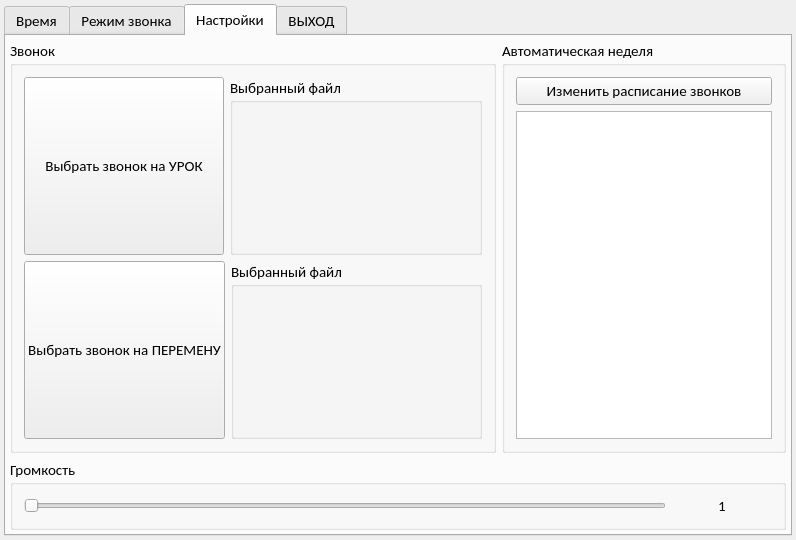
DigitalSamuraiDTM/ElectronicBell, file mainwindow.ui: the form before one commit.
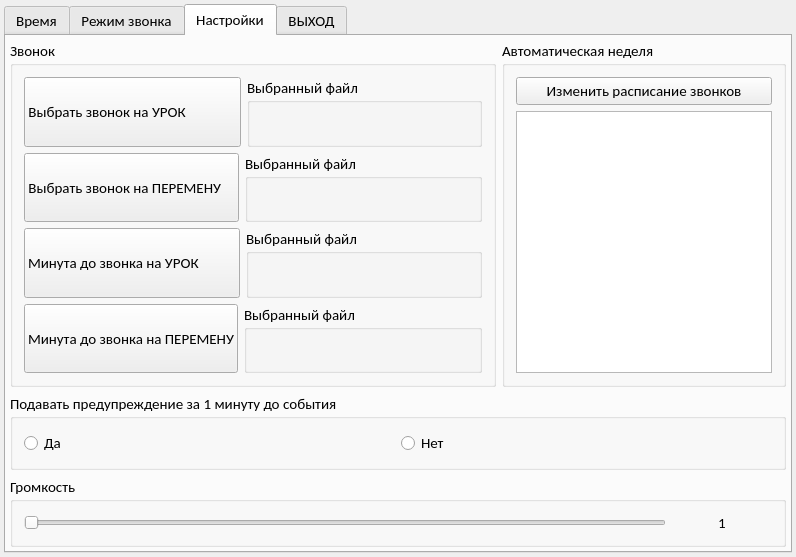
The form after the commit.

Commit message: интерфейс

What changed in the file:
```diff
--- a/mainwindow.ui
+++ b/mainwindow.ui
@@ -335,7 +335,7 @@
          <number>4</number>
         </property>
         <item row="0" column="0">
-         <layout class="QGridLayout" name="gridLayout_6" columnstretch="1,0" rowminimumheight="0,0" columnminimumwidth="0,0">
+         <layout class="QGridLayout" name="gridLayout_6" columnstretch="1,0" rowminimumheight="0,0,0" columnminimumwidth="0,0">
           <item row="0" column="0">
            <widget class="QGroupBox" name="groupBox_2">
             <property name="title">
@@ -348,18 +348,18 @@
                 <widget class="QPushButton" name="select_audio">
                  <property name="sizePolicy">
                   <sizepolicy hsizetype="Fixed" vsizetype="Preferred">
-                   <horstretch>0</horstretch>
+                   <horstretch>100</horstretch>
                    <verstretch>0</verstretch>
                   </sizepolicy>
                  </property>
                  <property name="minimumSize">
                   <size>
-                   <width>200</width>
+                   <width>100</width>
                    <height>0</height>
                   </size>
                  </property>
                  <property name="text">
-                  <string>Выбрать звонок на УРОК</string>
+                  <string>Выбрать звонок на УРОК               </string>
                  </property>
                 </widget>
                </item>
@@ -401,7 +401,7 @@
                   </size>
                  </property>
                  <property name="text">
-                  <string>Выбрать звонок на ПЕРЕМЕНУ</string>
+                  <string>Выбрать звонок на ПЕРЕМЕНУ    </string>
                  </property>
                 </widget>
                </item>
@@ -426,46 +426,82 @@
                </item>
               </layout>
              </item>
-            </layout>
-           </widget>
-          </item>
-          <item row="0" column="1">
-           <widget class="QGroupBox" name="groupBox_10">
-            <property name="title">
-             <string>Автоматическая неделя</string>
-            </property>
-            <layout class="QGridLayout" name="gridLayout_14">
-             <item row="0" column="0">
-              <layout class="QGridLayout" name="gridLayout_13">
-               <item row="1" column="0" colspan="2">
-                <widget class="QTableView" name="view_autoWeek">
-                 <attribute name="horizontalHeaderVisible">
-                  <bool>false</bool>
-                 </attribute>
-                 <attribute name="horizontalHeaderStretchLastSection">
-                  <bool>false</bool>
-                 </attribute>
-                 <attribute name="verticalHeaderVisible">
-                  <bool>false</bool>
-                 </attribute>
-                 <attribute name="verticalHeaderStretchLastSection">
-                  <bool>false</bool>
-                 </attribute>
+             <item>
+              <layout class="QHBoxLayout" name="horizontalLayout_6">
+               <item>
+                <widget class="QPushButton" name="selected_route_1minLess">
+                 <property name="sizePolicy">
+                  <sizepolicy hsizetype="Fixed" vsizetype="Preferred">
+                   <horstretch>100</horstretch>
+                   <verstretch>0</verstretch>
+                  </sizepolicy>
+                 </property>
+                 <property name="minimumSize">
+                  <size>
+                   <width>100</width>
+                   <height>0</height>
+                  </size>
+                 </property>
+                 <property name="text">
+                  <string>Минута до звонка на УРОК           </string>
+                 </property>
                 </widget>
                </item>
-               <item row="0" column="0" colspan="2">
-                <widget class="QPushButton" name="change_bell_in_autoWeek">
+               <item>
+                <widget class="QGroupBox" name="groupBox_8">
+                 <property name="title">
+                  <string>Выбранный файл</string>
+                 </property>
+                 <layout class="QGridLayout" name="gridLayout_16">
+                  <item row="0" column="0">
+                   <widget class="QLabel" name="route_1min_fromLes">
+                    <property name="text">
+                     <string/>
+                    </property>
+                   </widget>
+                  </item>
+                 </layout>
+                </widget>
+               </item>
+              </layout>
+             </item>
+             <item>
+              <layout class="QHBoxLayout" name="horizontalLayout_7">
+               <item>
+                <widget class="QPushButton" name="selected_route_1minDel">
+                 <property name="sizePolicy">
+                  <sizepolicy hsizetype="Fixed" vsizetype="Preferred">
+                   <horstretch>100</horstretch>
+                   <verstretch>0</verstretch>
+                  </sizepolicy>
+                 </property>
                  <property name="text">
-                  <string>Изменить расписание звонков</string>
+                  <string>Минута до звонка на ПЕРЕМЕНУ</string>
                  </property>
                 </widget>
                </item>
+               <item>
+                <widget class="QGroupBox" name="groupBox_11">
+                 <property name="title">
+                  <string>Выбранный файл</string>
+                 </property>
+                 <layout class="QGridLayout" name="gridLayout_17">
+                  <item row="0" column="0">
+                   <widget class="QLabel" name="route_route_on_1min_fromDelay">
+                    <property name="text">
+                     <string/>
+                    </property>
+                   </widget>
+                  </item>
+                 </layout>
+                </widget>
+               </item>
               </layout>
              </item>
             </layout>
            </widget>
           </item>
-          <item row="1" column="0" colspan="2">
+          <item row="2" column="0" colspan="2">
            <widget class="QGroupBox" name="groupBox_5">
             <property name="title">
              <string>Громкость</string>
@@ -506,6 +542,65 @@
             </layout>
            </widget>
           </item>
+          <item row="0" column="1">
+           <widget class="QGroupBox" name="groupBox_10">
+            <property name="title">
+             <string>Автоматическая неделя</string>
+            </property>
+            <layout class="QGridLayout" name="gridLayout_14">
+             <item row="0" column="0">
+              <layout class="QGridLayout" name="gridLayout_13">
+               <item row="0" column="0" colspan="2">
+                <widget class="QPushButton" name="change_bell_in_autoWeek">
+                 <property name="text">
+                  <string>Изменить расписание звонков</string>
+                 </property>
+                </widget>
+               </item>
+               <item row="1" column="0" colspan="2">
+                <widget class="QTableView" name="view_autoWeek">
+                 <attribute name="horizontalHeaderVisible">
+                  <bool>false</bool>
+                 </attribute>
+                 <attribute name="horizontalHeaderStretchLastSection">
+                  <bool>false</bool>
+                 </attribute>
+                 <attribute name="verticalHeaderVisible">
+                  <bool>false</bool>
+                 </attribute>
+                 <attribute name="verticalHeaderStretchLastSection">
+                  <bool>false</bool>
+                 </attribute>
+                </widget>
+               </item>
+              </layout>
+             </item>
+            </layout>
+           </widget>
+          </item>
+          <item row="1" column="0" colspan="2">
+           <widget class="QGroupBox" name="groupBox_12">
+            <property name="title">
+             <string>Подавать предупреждение за 1 минуту до события:</string>
+            </property>
+            <layout class="QHBoxLayout" name="horizontalLayout_8">
+             <item>
+              <widget class="QRadioButton" name="Yes_1min">
+               <property name="text">
+                <string>Да</string>
+               </property>
+              </widget>
+             </item>
+             <item>
+              <widget class="QRadioButton" name="No_1min">
+               <property name="text">
+                <string>Нет</string>
+               </property>
+              </widget>
+             </item>
+            </layout>
+           </widget>
+          </item>
          </layout>
         </item>
        </layout>
```
The commit also changes 4 other files.
